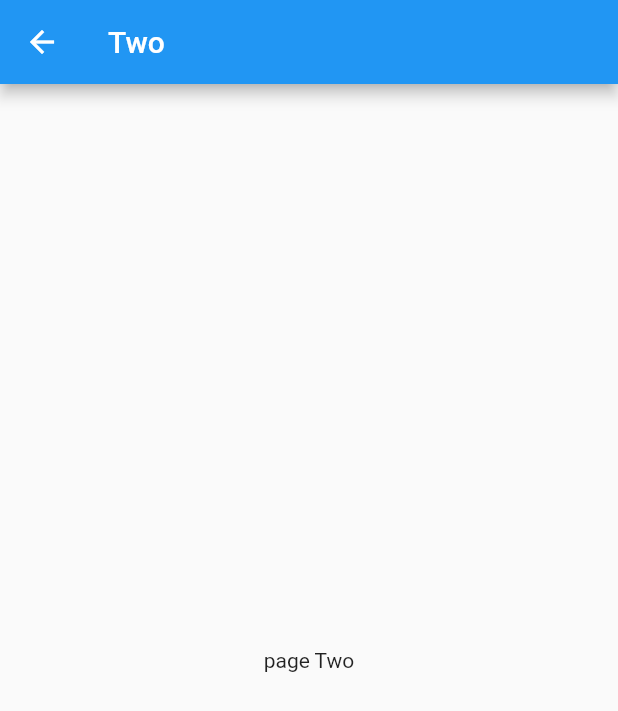
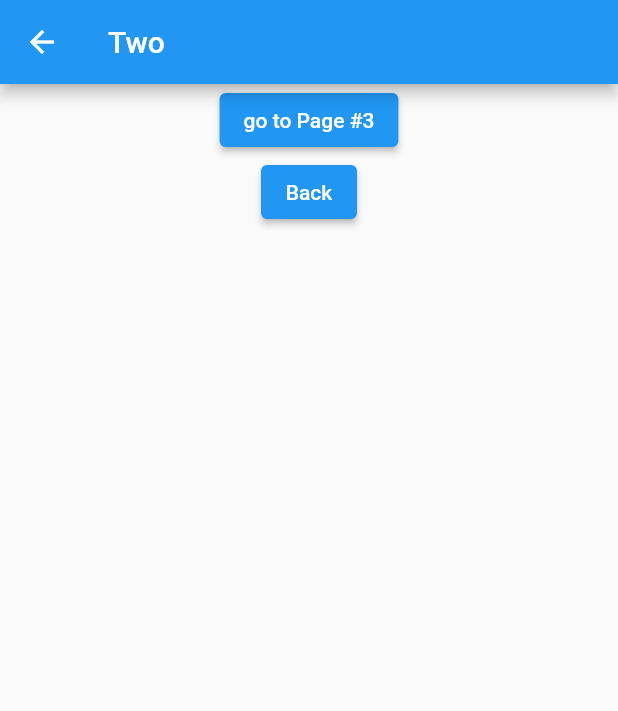
Before and after one commit to nash-2023/0008, a Flutter app: the screen it shows after launch, after a tap on "go to Page #2", on a phone screen of 412 x 824 dp. Shown: the top 711 px of the screen. Run offline on Flutter 3.47's test engine with Material 2 defaults, Android fonts, the phone set to English and light mode, and no system bars.

Commit message:
wz 77-nav.pop & canpop()

```diff
--- a/wz76navigator/lib/main.dart
+++ b/wz76navigator/lib/main.dart
@@ -49,6 +49,7 @@ class _MyHomePageState extends State<MyHomePage> {
       ),
       body: Center(
         child: Column(
+          mainAxisAlignment: MainAxisAlignment.spaceEvenly,
           children: [
             //*************  first option */
             // ElevatedButton(
@@ -73,6 +74,12 @@ class _MyHomePageState extends State<MyHomePage> {
               onPressed: () => Navigator.of(context).pushNamed('three'),
               child: Text("go to Page #3"),
             ),
+            ElevatedButton(
+              onPressed: () {
+                if (Navigator.of(context).canPop()) Navigator.of(context).pop();
+              },
+              child: Text("Back"),
+            ),
           ],
         ),
       ),
--- a/wz76navigator/lib/two.dart
+++ b/wz76navigator/lib/two.dart
@@ -1,4 +1,5 @@
 import 'package:flutter/material.dart';
+import 'package:wz76navigator/three.dart';
 
 class Two extends StatelessWidget {
   const Two({Key? key}) : super(key: key);
@@ -9,7 +10,27 @@ class Two extends StatelessWidget {
       appBar: AppBar(
         title: Text("Two"),
       ),
-      body: Center(child: Text("page Two")),
+      body: Center(
+        child: Column(
+          children: [
+            ElevatedButton(
+              onPressed: () {
+                Navigator.of(context)
+                    .push(MaterialPageRoute(builder: (context) {
+                  return Three();
+                }));
+              },
+              child: Text("go to Page #3"),
+            ),
+            ElevatedButton(
+              onPressed: () {
+                Navigator.of(context).pop();
+              },
+              child: Text("Back"),
+            ),
+          ],
+        ),
+      ),
     );
   }
 }
```
Also changed, not shown: wz76navigator/lib/one.dart (+22 -1 lines), wz76navigator/lib/three.dart (+8 -1 lines).
